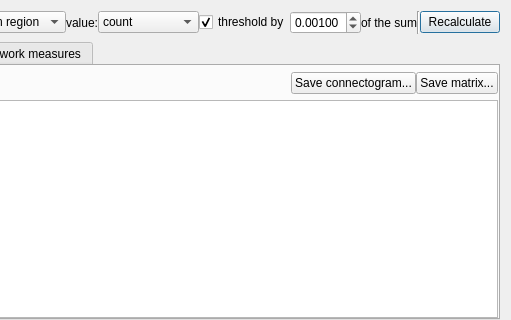
The window that tracking/connectivity_matrix_dialog.ui (frankyeh/DSI-Studio) describes before a commit, drawn with Qt 5; both pictures show x 168 to 679 and y 0 to 320 of the 679 by 563 pixel window.
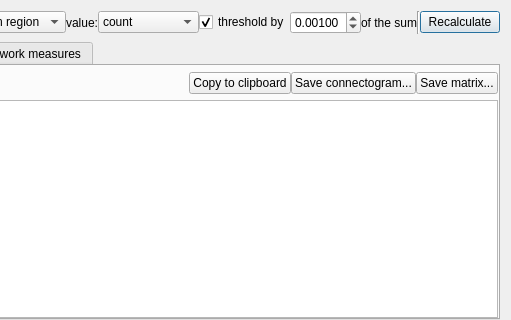
The same window after the commit. Icons and pictures are not drawn.

Commit message: [ana] save connectivity matrix to clipboard

Diff of the .ui file:
```diff
--- a/tracking/connectivity_matrix_dialog.ui
+++ b/tracking/connectivity_matrix_dialog.ui
@@ -241,6 +241,13 @@
                </property>
               </spacer>
              </item>
+             <item>
+              <widget class="QPushButton" name="copy_to_clipboard">
+               <property name="text">
+                <string>Copy to clipboard</string>
+               </property>
+              </widget>
+             </item>
              <item>
               <widget class="QPushButton" name="save_connectogram">
                <property name="text">
```
The commit also changes 5 other files.
